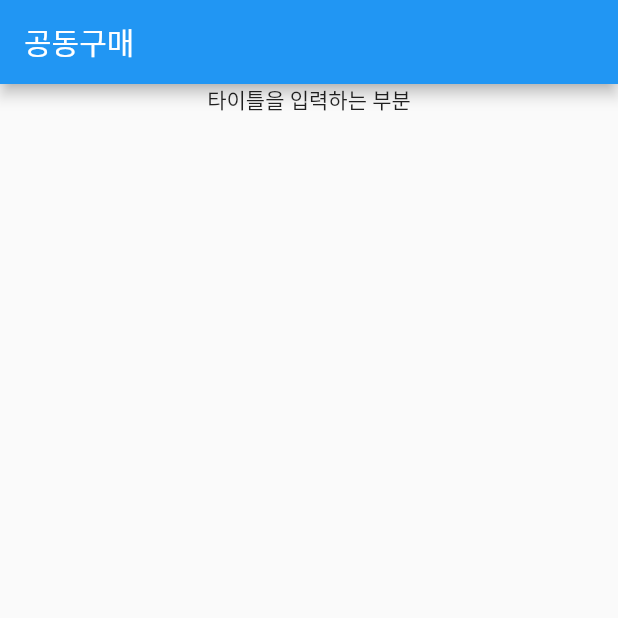
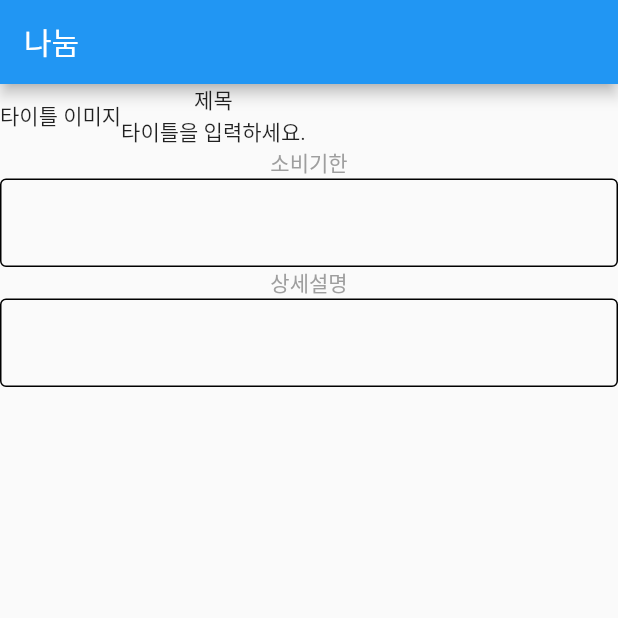
Before and after one commit to BrainStorm-sc21/BrainStorm-FE, a Flutter app: the SharingPage screen opened directly, on a phone screen of 412 x 824 dp, the top half of it. Run offline on Flutter 3.47's test engine with Material 2 defaults, Android fonts, the phone set to English and light mode, and no system bars; our stand-ins replace camera, firebase_auth, firebase_core, flutter_speed_dial, introduction_screen, logger and 3 more; missing offline and left inert: dart:ffi, kpostal, webview_flutter_android, webview_flutter_wkwebview; accounts and stored records are empty.

Commit message:
💄 Style 7.01_RegisterWidgets

```diff
--- a/lib/pages/deal/deal_page.dart
+++ b/lib/pages/deal/deal_page.dart
@@ -1,5 +1,6 @@
 import 'package:brainstorm_meokjang/pages/deal/register/exchange_page.dart';
 import 'package:brainstorm_meokjang/pages/deal/register/group_purchase_page.dart';
+import 'package:brainstorm_meokjang/pages/deal/register/sharing_page.dart';
 import 'package:flutter/material.dart';
 
 class DealPage extends StatelessWidget {
@@ -35,7 +36,7 @@ class DealPage extends StatelessWidget {
               onPressed: () {
                 Navigator.push(
                   context,
-                  MaterialPageRoute(builder: (context) => const ExchangePage()),
+                  MaterialPageRoute(builder: (context) => const SharingPage()),
                 );
               },
               child: const Text("나눔"),
--- a/lib/pages/deal/register/group_purchase_page.dart
+++ b/lib/pages/deal/register/group_purchase_page.dart
@@ -14,7 +14,7 @@ class GroupPurchasePage extends StatelessWidget {
       body: Column(
         children: const [
           TitleInput(),
-          ExpirationDateInput(),
+          NumOfPeopleInput(),
           DescriptionInput(),
         ],
       ),
--- a/lib/pages/deal/register/sharing_page.dart
+++ b/lib/pages/deal/register/sharing_page.dart
@@ -7,9 +7,10 @@ class SharingPage extends StatelessWidget {
   @override
   Widget build(BuildContext context) {
     return Scaffold(
+      resizeToAvoidBottomInset: false,
       appBar: AppBar(
         automaticallyImplyLeading: false,
-        title: const Text("공동구매"),
+        title: const Text("나눔"),
       ),
       body: Column(
         children: const [
--- a/lib/widgets/register_post/register_post_widget.dart
+++ b/lib/widgets/register_post/register_post_widget.dart
@@ -5,8 +5,18 @@ class TitleInput extends StatelessWidget {
 
   @override
   Widget build(BuildContext context) {
-    return Container(
-      child: const Text("타이틀을 입력하는 부분"),
+    return SizedBox(
+      child: Row(
+        children: [
+          const Text("타이틀 이미지"),
+          Column(
+            children: const [
+              Text("제목"),
+              Text("타이틀을 입력하세요."),
+            ],
+          ),
+        ],
+      ),
     );
   }
 }
@@ -16,7 +26,28 @@ class ExpirationDateInput extends StatelessWidget {
 
   @override
   Widget build(BuildContext context) {
-    return Container();
+    return SizedBox(
+      child: Column(
+        children: [
+          const Text(
+            "소비기한",
+            style: TextStyle(
+              color: Colors.grey,
+            ),
+          ),
+          TextFormField(
+            decoration: const InputDecoration(
+              enabledBorder: OutlineInputBorder(
+                borderSide: BorderSide(
+                  color: Colors.black,
+                  width: 1.0,
+                ),
+              ),
+            ),
+          ),
+        ],
+      ),
+    );
   }
 }
 
@@ -25,7 +56,26 @@ class NumOfPeopleInput extends StatelessWidget {
 
   @override
   Widget build(BuildContext context) {
-    return Container();
+    return SizedBox(
+      child: Column(
+        children: [
+          const Text(
+            "인원 수",
+            style: TextStyle(color: Colors.grey),
+          ),
+          TextFormField(
+            decoration: const InputDecoration(
+              enabledBorder: OutlineInputBorder(
+                borderSide: BorderSide(
+                  color: Colors.black,
+                  width: 1.0,
+                ),
+              ),
+            ),
+          ),
+        ],
+      ),
+    );
   }
 }
 
@@ -34,6 +84,25 @@ class DescriptionInput extends StatelessWidget {
 
   @override
   Widget build(BuildContext context) {
-    return Container();
+    return SizedBox(
+      child: Column(
+        children: [
+          const Text(
+            "상세설명",
+            style: TextStyle(color: Colors.grey),
+          ),
+          TextFormField(
+            decoration: const InputDecoration(
+              enabledBorder: OutlineInputBorder(
+                borderSide: BorderSide(
+                  color: Colors.black,
+                  width: 1.0,
+                ),
+              ),
+            ),
+          ),
+        ],
+      ),
+    );
   }
 }
--- a/pubspec.yaml
+++ b/pubspec.yaml
@@ -56,6 +56,7 @@ dependencies:
   firebase_auth: ^4.4.2
   logger: ^1.3.0
   intl: ^0.17.0
+  flutter_screenutil: ^5.7.0
 
 dependency_overrides:
   intl: ^0.18.0
```
Also changed, not shown: pubspec.lock.
